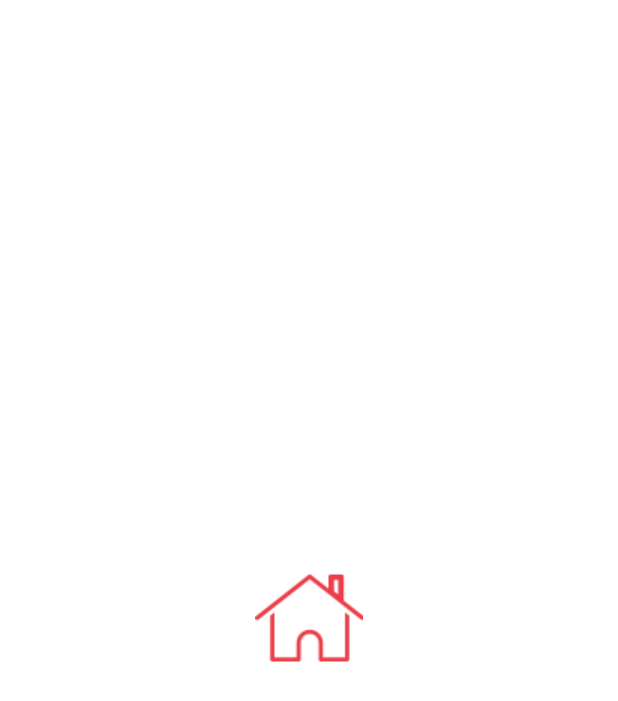
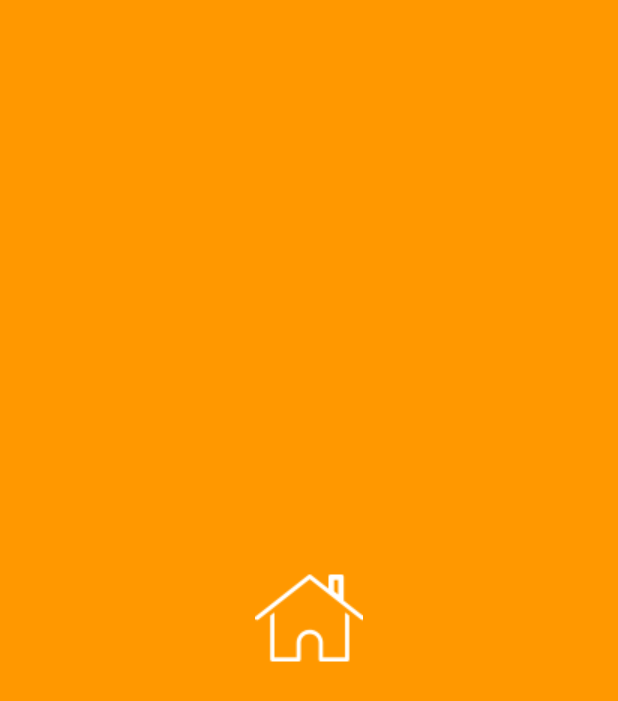
Before and after one commit to GohelAshok701/flutter_demo, a Flutter app: the SplashScreen screen opened directly, on a phone screen of 412 x 824 dp. Shown: the top 701 px of the screen. Run offline on Flutter 3.47's test engine with Material 2 defaults, Android fonts, the phone set to English and light mode, and no system bars; our stand-ins replace fluttertoast.

Commit message:
- Changed theme color.

```diff
--- a/lib/base.dart
+++ b/lib/base_screen.dart
@@ -1,7 +1,7 @@
 import 'package:flutter/cupertino.dart';
 import 'package:fluttertoast/fluttertoast.dart';
 
-class base extends StatelessWidget {
+class base_screen extends StatelessWidget {
   @override
   Widget build(BuildContext context) {
     // TODO: implement build
--- a/lib/splash.dart
+++ b/lib/splash_screen.dart
@@ -1,11 +1,11 @@
 import 'dart:async';
 import 'package:flutter/material.dart';
-import 'package:flutterdemo/base.dart';
-import 'package:flutterdemo/main.dart';
+import 'package:flutterdemo/base_screen.dart';
+import 'package:flutterdemo/login_screen.dart';
 
 void main() => runApp(MyApp());
 
-class MyApp extends base {
+class MyApp extends base_screen {
   @override
   Widget build(BuildContext context) {
     // TODO: implement build
@@ -19,7 +19,10 @@ class MyApp extends base {
 
 class SplashScreen extends StatefulWidget {
   @override
-  _SplashScreenState createState() => _SplashScreenState();
+  State<StatefulWidget> createState() {
+    // TODO: implement createState
+    return _SplashScreenState();
+  }
 }
 
 class _SplashScreenState extends State<SplashScreen> {
@@ -28,16 +31,16 @@ class _SplashScreenState extends State<SplashScreen> {
     super.initState();
     Timer(
         Duration(seconds: 3),
-            () => Navigator.of(context).pushReplacement(MaterialPageRoute(
-            builder: (BuildContext context) => MyHomePage())));
+        () => Navigator.of(context).pushReplacement(MaterialPageRoute(
+            builder: (BuildContext context) => LoginScreen())));
   }
 
   @override
   Widget build(BuildContext context) {
     return Scaffold(
-      backgroundColor: Colors.white,
+      backgroundColor: Colors.orange,
       body: Center(
-        child: Image.asset('assets/ic_home.png'),
+        child: Image.asset('assets/ic_home.png',color: Colors.white,),
       ),
     );
   }
```
Also changed, not shown: lib/dashboard_screen.dart (renamed from lib/home.dart, +4 -3 lines), lib/login_screen.dart (renamed from lib/main.dart, +4 -4 lines), 1 other file.
